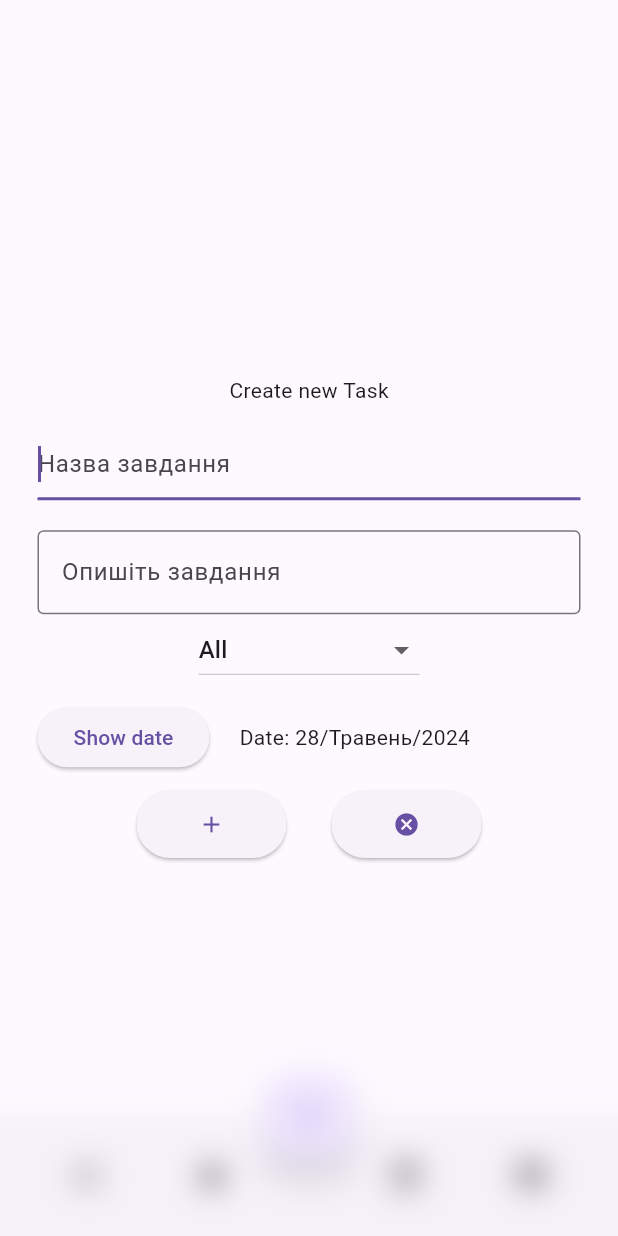
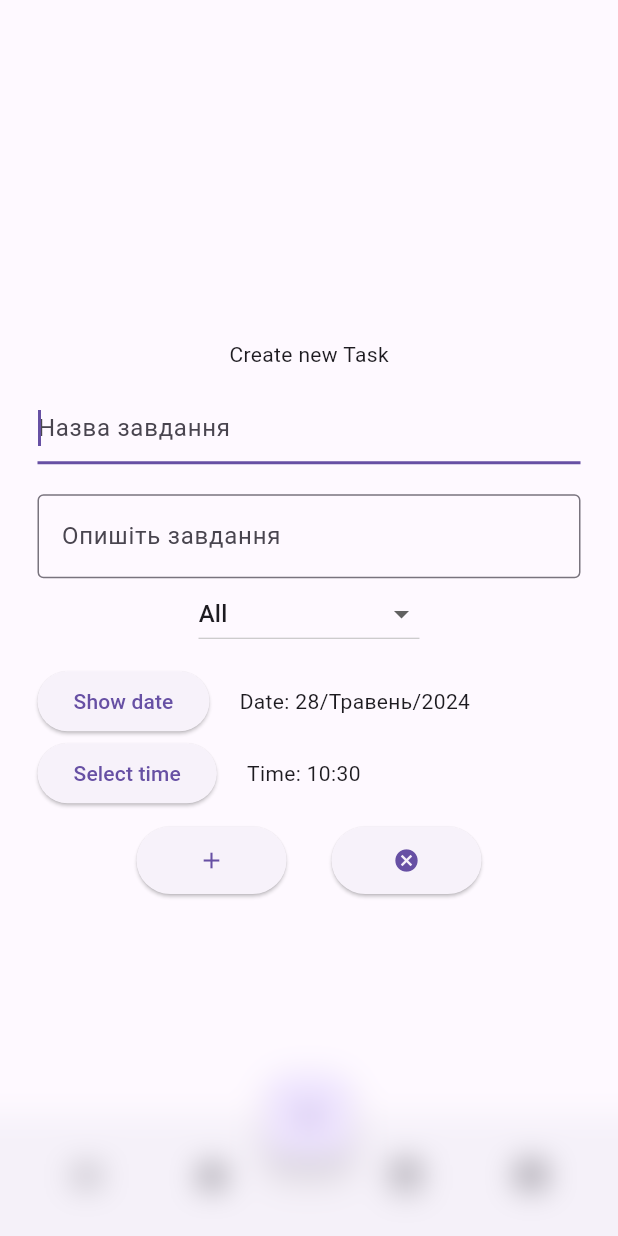
Before and after one commit to Alexrospersonal/flutter_todo_project, a Flutter app: the screen it shows after launch, after a tap on the "add" icon, on a phone screen of 412 x 824 dp. Run offline on Flutter 3.47's test engine with Material 3 defaults, Android fonts, the phone set to English and light mode, and no system bars.

Commit message:
Add time selector widget

```diff
--- a/lib/main.dart
+++ b/lib/main.dart
@@ -7,7 +7,7 @@ import 'package:provider/provider.dart';
 void main() {
   runApp(ChangeNotifierProvider(
     create: (context) => HomepageModel(),
-    child: MainApp(),
+    child: const MainApp(),
   ));
 
   CategoryManager categoryManager = CategoryManager.instance;
@@ -24,6 +24,17 @@ class MainApp extends StatelessWidget {
 
   @override
   Widget build(BuildContext context) {
-    return const MaterialApp(home: HomePage());
+    return const MaterialApp(
+        // locale: Locale('uk', 'UA'),
+        // supportedLocales: [
+        //   Locale('en', 'US'),
+        //   Locale('uk', 'UA'),
+        // ],
+        // localizationsDelegates: [
+        //   GlobalMaterialLocalizations.delegate,
+        //   GlobalWidgetsLocalizations.delegate,
+        //   GlobalCupertinoLocalizations.delegate,
+        // ],
+        home: HomePage());
   }
 }
--- a/lib/screens/date/date_controller.dart
+++ b/lib/screens/date/date_controller.dart
@@ -1,6 +1,7 @@
 import 'package:flutter/material.dart';
 import 'package:flutter_todo_project/screens/date/date_model.dart';
 import 'package:flutter_todo_project/screens/date/date_selector_widget.dart';
+import 'package:flutter_todo_project/screens/time_selector/time_selector_widget.dart';
 import 'package:provider/provider.dart';
 
 class DateWidget extends StatelessWidget {
@@ -8,36 +9,48 @@ class DateWidget extends StatelessWidget {
 
   @override
   Widget build(BuildContext context) {
-    final ValueNotifier<bool> isGridViewVisible = ValueNotifier<bool>(false);
+    final ValueNotifier<bool> isDateViewVisible = ValueNotifier<bool>(false);
+    final ValueNotifier<bool> isTimeViewVisible = ValueNotifier<bool>(false);
 
     return ChangeNotifierProvider(
       create: (context) => DateModel(),
       child: Column(children: [
+        // Date button and info field
         Row(
           children: [
-            DateOpenButtonWidget(isGridViewVisible: isGridViewVisible),
+            DateOpenButtonWidget(
+                isGridViewVisible: isDateViewVisible, buttonName: 'date'),
             const SizedBox(width: 20),
-            DateTextLabelWidget(isGridViewVisible: isGridViewVisible),
+            DateTextLabelWidget(isGridViewVisible: isDateViewVisible),
           ],
         ),
+        // Date selector widget
         ValueListenableBuilder<bool>(
-          valueListenable: isGridViewVisible,
+          valueListenable: isDateViewVisible,
           builder: (context, value, child) {
             return value ? const DateSelectorWidget() : const SizedBox.shrink();
           },
-        )
+        ),
+        // Time selector widget
+        Row(
+          children: [
+            const TimeSelectorWidget(),
+            const SizedBox(width: 20),
+            DateTextLabelWidget(
+                isGridViewVisible: isTimeViewVisible, time: true),
+          ],
+        ),
       ]),
     );
   }
 }
 
 class DateOpenButtonWidget extends StatelessWidget {
-  const DateOpenButtonWidget({
-    super.key,
-    required this.isGridViewVisible,
-  });
+  const DateOpenButtonWidget(
+      {super.key, required this.isGridViewVisible, required this.buttonName});
 
   final ValueNotifier<bool> isGridViewVisible;
+  final String buttonName;
 
   @override
   Widget build(BuildContext context) {
@@ -47,19 +60,19 @@ class DateOpenButtonWidget extends StatelessWidget {
         },
         child: ValueListenableBuilder<bool>(
           valueListenable: isGridViewVisible,
-          builder: (context, value, child) =>
-              Text(isGridViewVisible.value ? 'Hide date' : 'Show date'),
+          builder: (context, value, child) => Text(isGridViewVisible.value
+              ? 'Hide $buttonName'
+              : 'Show $buttonName'),
         ));
   }
 }
 
 class DateTextLabelWidget extends StatelessWidget {
-  const DateTextLabelWidget({
-    super.key,
-    required this.isGridViewVisible,
-  });
+  const DateTextLabelWidget(
+      {super.key, required this.isGridViewVisible, this.time = false});
 
   final ValueNotifier<bool> isGridViewVisible;
+  final bool time;
 
   @override
   Widget build(BuildContext context) {
@@ -70,7 +83,9 @@ class DateTextLabelWidget extends StatelessWidget {
             builder: (context, date, child) {
               return isGridViewVisible.value
                   ? const SizedBox.shrink()
-                  : Text(date.getFormatedDateAsString());
+                  : Text(time
+                      ? date.getFormatedTimeAsString()
+                      : date.getFormatedDateAsString());
             },
           );
         });
--- a/lib/screens/date/date_model.dart
+++ b/lib/screens/date/date_model.dart
@@ -4,6 +4,11 @@ class DateModel extends ChangeNotifier {
   int day = DateTime.now().day;
   int month = DateTime.now().month;
   int year = DateTime.now().year;
+
+  int hour = DateTime.now().hour;
+  int minute = DateTime.now().minute;
+
+  bool timeless = true;
 
   final int currentYear = DateTime.now().year;
 
@@ -22,8 +27,19 @@ class DateModel extends ChangeNotifier {
     notifyListeners();
   }
 
+  void changeTime(int newHour, int newMinute) {
+    hour = newHour;
+    minute = newMinute;
+    timeless = false;
+    notifyListeners();
+  }
+
   DateTime getDateTime() {
     return DateTime(year, month, day);
+  }
+
+  getTimeOfDay() {
+    return TimeOfDay(hour: hour, minute: minute);
   }
 
   String getDayOfWeekAsString() {
@@ -32,6 +48,10 @@ class DateModel extends ChangeNotifier {
 
   String getFormatedDateAsString() {
     return 'Date: $day/${months[month - 1]}/$year';
+  }
+
+  String getFormatedTimeAsString() {
+    return 'Time: $hour:$minute';
   }
 
   List<int> getYearsList() {
--- a/lib/screens/date/filters/next_day_filter_widget.dart
+++ b/lib/screens/date/filters/next_day_filter_widget.dart
@@ -5,6 +5,7 @@ import 'package:provider/provider.dart';
 class NextDayFilter extends StatelessWidget {
   const NextDayFilter({super.key});
 
+  // TODO: поправити функцію, може розбити на менші і винести в окремий обєкт
   void setNextDay(BuildContext context) {
     DateModel dateModel = Provider.of<DateModel>(context, listen: false);
 
--- /dev/null
+++ b/lib/screens/time_selector/time_selector_widget.dart
@@ -0,0 +1,47 @@
+import 'package:flutter/material.dart';
+import 'package:flutter_todo_project/screens/date/date_model.dart';
+import 'package:provider/provider.dart';
+
+class TimeSelectorWidget extends StatefulWidget {
+  const TimeSelectorWidget({super.key});
+
+  @override
+  State<TimeSelectorWidget> createState() => _TimeSelectorWidgetState();
+}
+
+class _TimeSelectorWidgetState extends State<TimeSelectorWidget> {
+  Future<void> _selectTime() async {
+    var initTime =
+        Provider.of<DateModel>(context, listen: false).getTimeOfDay();
+
+    var time = await showTimePicker(
+      context: context,
+      initialTime: initTime,
+      builder: (context, child) {
+        return MediaQuery(
+            data: MediaQuery.of(context).copyWith(
+              alwaysUse24HourFormat: true,
+            ),
+            child: child!);
+      },
+    );
+
+    if (!mounted) return;
+
+    if (time != null) {
+      Provider.of<DateModel>(context, listen: false)
+          .changeTime(time.hour, time.minute);
+    }
+  }
+
+  @override
+  Widget build(BuildContext context) {
+    return Column(children: [
+      ElevatedButton(
+          onPressed: () async {
+            await _selectTime();
+          },
+          child: const Text("Select time"))
+    ]);
+  }
+}
```
